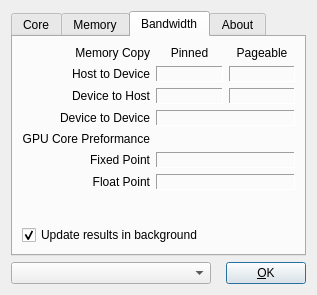
This is ui/czdialog.ui in spainnoobperez/cuda-z as Qt 5 draws it before an edit. The edited form follows.
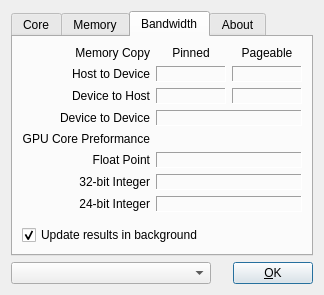
This is the edited form. The open tabs and pages were chosen to show the change. Icons and pictures are not drawn.

Patch:
```diff
--- a/ui/czdialog.ui
+++ b/ui/czdialog.ui
@@ -5,7 +5,7 @@
    <rect>
     <x>0</x>
     <y>0</y>
-    <width>317</width>
+    <width>324</width>
     <height>295</height>
    </rect>
   </property>
@@ -571,7 +571,7 @@
        <rect>
         <x>0</x>
         <y>0</y>
-        <width>293</width>
+        <width>300</width>
         <height>217</height>
        </rect>
       </property>
@@ -730,32 +730,6 @@
         </widget>
        </item>
        <item row="5" column="0" >
-        <widget class="QLabel" name="labelFixedRate" >
-         <property name="text" >
-          <string>Fixed Point</string>
-         </property>
-         <property name="alignment" >
-          <set>Qt::AlignRight|Qt::AlignTrailing|Qt::AlignVCenter</set>
-         </property>
-        </widget>
-       </item>
-       <item row="5" column="1" colspan="2" >
-        <widget class="QLabel" name="labelFixedRateText" >
-         <property name="frameShape" >
-          <enum>QFrame::Panel</enum>
-         </property>
-         <property name="frameShadow" >
-          <enum>QFrame::Sunken</enum>
-         </property>
-         <property name="text" >
-          <string>&lt;rate Mop/s></string>
-         </property>
-         <property name="textInteractionFlags" >
-          <set>Qt::LinksAccessibleByMouse</set>
-         </property>
-        </widget>
-       </item>
-       <item row="6" column="0" >
         <widget class="QLabel" name="labelFloatRate" >
          <property name="text" >
           <string>Float Point</string>
@@ -765,7 +739,7 @@
          </property>
         </widget>
        </item>
-       <item row="6" column="1" colspan="2" >
+       <item row="5" column="1" colspan="2" >
         <widget class="QLabel" name="labelFloatRateText" >
          <property name="frameShape" >
           <enum>QFrame::Panel</enum>
@@ -774,14 +748,66 @@
           <enum>QFrame::Sunken</enum>
          </property>
          <property name="text" >
-          <string>&lt;rate Mfop/s></string>
+          <string>&lt;rate Mflop/s></string>
          </property>
          <property name="textInteractionFlags" >
           <set>Qt::LinksAccessibleByMouse</set>
          </property>
         </widget>
        </item>
-       <item row="7" column="0" colspan="3" >
+       <item row="6" column="0" >
+        <widget class="QLabel" name="labelInt32Rate" >
+         <property name="text" >
+          <string>32-bit Integer</string>
+         </property>
+         <property name="alignment" >
+          <set>Qt::AlignRight|Qt::AlignTrailing|Qt::AlignVCenter</set>
+         </property>
+        </widget>
+       </item>
+       <item row="6" column="1" colspan="2" >
+        <widget class="QLabel" name="labelInt32RateText" >
+         <property name="frameShape" >
+          <enum>QFrame::Panel</enum>
+         </property>
+         <property name="frameShadow" >
+          <enum>QFrame::Sunken</enum>
+         </property>
+         <property name="text" >
+          <string>&lt;rate Miop/s></string>
+         </property>
+         <property name="textInteractionFlags" >
+          <set>Qt::LinksAccessibleByMouse</set>
+         </property>
+        </widget>
+       </item>
+       <item row="7" column="0" >
+        <widget class="QLabel" name="labelInt24Rate" >
+         <property name="text" >
+          <string>24-bit Integer</string>
+         </property>
+         <property name="alignment" >
+          <set>Qt::AlignRight|Qt::AlignTrailing|Qt::AlignVCenter</set>
+         </property>
+        </widget>
+       </item>
+       <item row="7" column="1" colspan="2" >
+        <widget class="QLabel" name="labelInt24RateText" >
+         <property name="frameShape" >
+          <enum>QFrame::Panel</enum>
+         </property>
+         <property name="frameShadow" >
+          <enum>QFrame::Sunken</enum>
+         </property>
+         <property name="text" >
+          <string>&lt;rate Miop/s></string>
+         </property>
+         <property name="textInteractionFlags" >
+          <set>Qt::LinksAccessibleByMouse</set>
+         </property>
+        </widget>
+       </item>
+       <item row="8" column="0" colspan="3" >
         <spacer name="verticalSpacer_6" >
          <property name="orientation" >
           <enum>Qt::Vertical</enum>
@@ -794,7 +820,7 @@
          </property>
         </spacer>
        </item>
-       <item row="8" column="0" colspan="3" >
+       <item row="9" column="0" colspan="3" >
         <widget class="QCheckBox" name="checkUpdateResults" >
          <property name="text" >
           <string>Update results in background</string>
```
Left out of the diff: 6 changed lines with no effect on the pictures.
